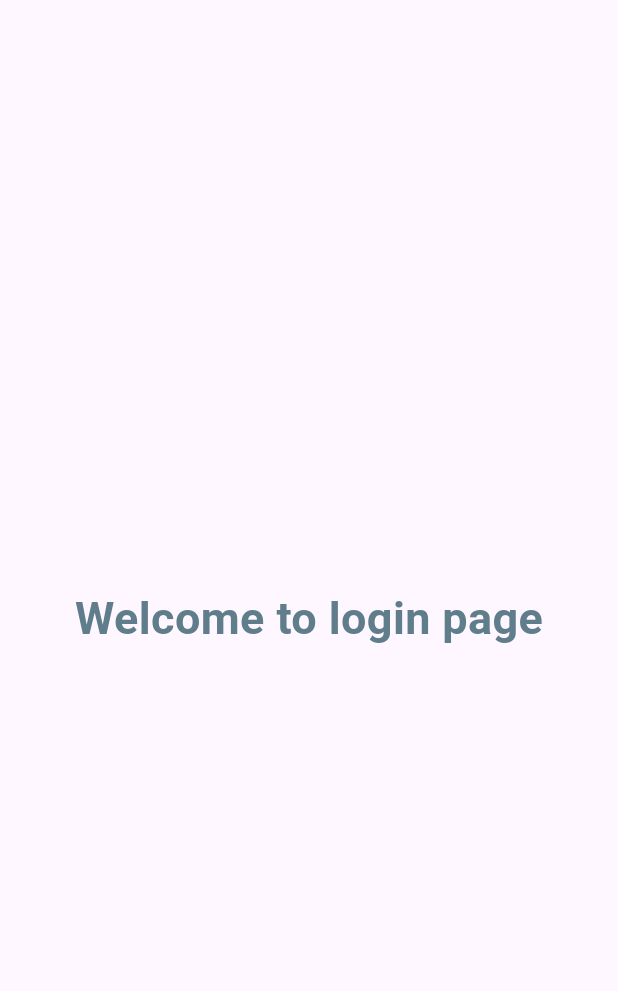
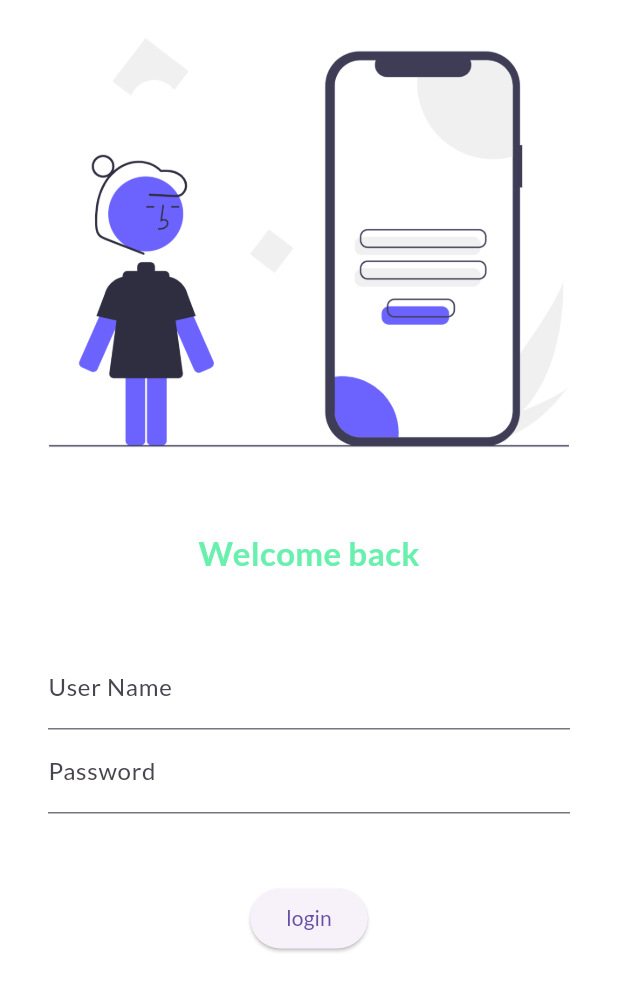
Before and after one commit to ShubhamGuptadln/learnflutter, a Flutter app: the screen it shows after launch, on a phone screen of 412 x 824 dp. Shown: the top 991 px of the screen. Run offline on Flutter 3.47's test engine with Material 3 defaults, Android fonts, the phone set to English and light mode, and no system bars; our stand-ins replace google_fonts.

Commit message:
login page complete

```diff
--- a/lib/main.dart
+++ b/lib/main.dart
@@ -1,4 +1,5 @@
 import 'package:flutter/material.dart';
+import 'package:google_fonts/google_fonts.dart';
 import 'package:learnflutter/pages/home_page.dart';
 import 'package:learnflutter/pages/login_page.dart';
 
@@ -14,7 +15,7 @@ class MyApp extends StatelessWidget {
 
     return MaterialApp(
    //   home: LoginPage()
-   theme: ThemeData(brightness: Brightness.light,primaryColor: Colors.lightBlueAccent),
+   theme: ThemeData(brightness: Brightness.light,primaryColor: Colors.lightBlueAccent,fontFamily: GoogleFonts.lato().fontFamily),
    initialRoute: "/login",
    routes: {
     "/": (context) => LoginPage(), //by default it will go to login page
--- a/lib/pages/home_page.dart
+++ b/lib/pages/home_page.dart
@@ -1,4 +1,5 @@
 import 'package:flutter/material.dart';
+import 'login_page.dart';
 
 class HomePage extends StatelessWidget {
  // const HomePage({super.key});
--- a/lib/pages/login_page.dart
+++ b/lib/pages/login_page.dart
@@ -1,14 +1,59 @@
 import 'package:flutter/material.dart';
+import 'home_page.dart';
+
 class LoginPage extends StatelessWidget {
   const LoginPage({super.key});
 
   @override
   Widget build(BuildContext context) {
     return Material(
-
-
-      child: Center(child: Text("Welcome to login page",
-       style: TextStyle(fontSize: 30,color: Colors.blueGrey,
-       fontWeight: FontWeight.bold),)),);
+      color: Colors.white,
+      child: Column(
+        children: [
+          Image.asset("assets/images/login.png"),
+          SizedBox(
+            height: 30,
+          ),
+          Text(
+            "Welcome back",
+            style: TextStyle(
+                fontWeight: FontWeight.bold,
+                fontSize: 22.0,
+                color: Colors.greenAccent),
+          ),
+          SizedBox(
+            height: 30,
+          ),
+          Padding(
+            padding:
+                const EdgeInsets.symmetric(vertical: 16.0, horizontal: 32.0),
+            child: Column(
+              children: [
+                TextFormField(
+                  decoration: InputDecoration(
+                      labelText: "User Name", hintText: "Enter UserName"),
+                ),
+                TextFormField(
+                  obscureText: true,
+                  decoration: InputDecoration(
+                      labelText: "Password", hintText: "Enter Password"),
+                )
+              ],
+            ),
+          ),
+          SizedBox(
+            height: 30,
+          ),
+          ElevatedButton(
+            onPressed: () {
+              Navigator.push(
+                  context, MaterialPageRoute(builder: (context) => HomePage()));
+            },
+            child: Text("login"),
+            style: TextButton.styleFrom(),
+          )
+        ],
+      ),
+    );
   }
 }
--- a/pubspec.yaml
+++ b/pubspec.yaml
@@ -35,6 +35,7 @@ dependencies:
   # The following adds the Cupertino Icons font to your application.
   # Use with the CupertinoIcons class for iOS style icons.
   cupertino_icons: ^1.0.8
+  google_fonts: ^6.2.1
 
 dev_dependencies:
   flutter_test:
@@ -57,6 +58,8 @@ flutter:
   # included with your application, so that you can use the icons in
   # the material Icons class.
   uses-material-design: true
+  assets:
+    - assets/images/
 
   # To add assets to your application, add an assets section, like this:
   # assets:
```
Also changed, not shown: assets/images/login.png (added), pubspec.lock, 1 other file.
